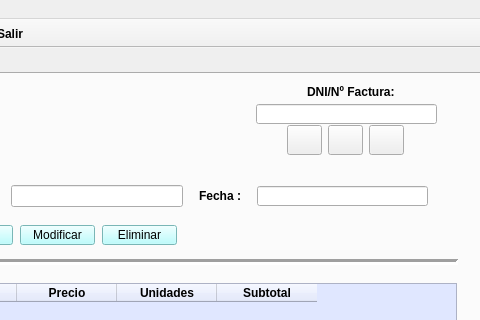
First picture: the form in ventMain.ui, repository gebreGL/DIRegistro-gutierrezlopez, before the edit; both pictures show x 345 to 825 and y 0 to 320 of the 825 by 660 pixel window.
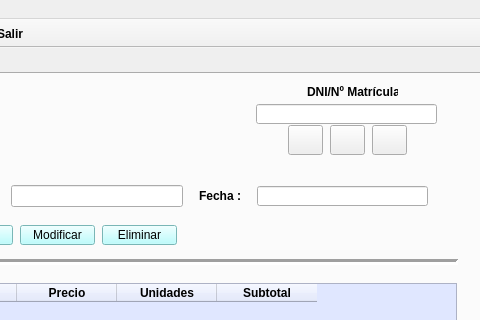
Second picture: the form after the edit. Icons and pictures are not drawn.

```diff
--- a/ventMain.ui
+++ b/ventMain.ui
@@ -1565,15 +1565,15 @@
        </rect>
       </property>
       <property name="text">
-       <string>DNI/Nº Factura:</string>
+       <string>DNI/Nº Matrícula:</string>
       </property>
      </widget>
-     <widget class="QWidget" name="">
+     <widget class="QWidget" name="layoutWidget">
       <property name="geometry">
        <rect>
         <x>630</x>
         <y>50</y>
-        <width>119</width>
+        <width>121</width>
         <height>32</height>
        </rect>
       </property>
```
Left out of the diff: 14 changed lines with no effect on the pictures.
